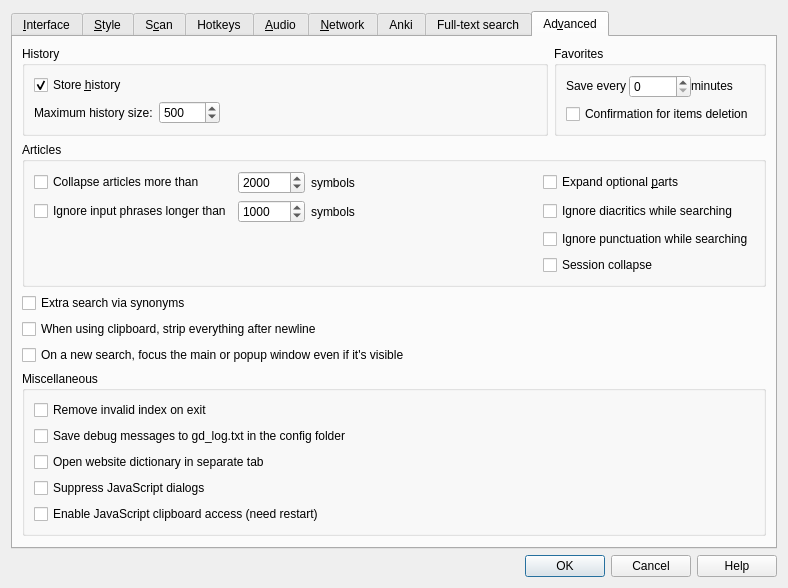
Before: the Qt Designer form src/ui/preferences.ui in xiaoyifang/goldendict-ng, drawn with Qt 5.
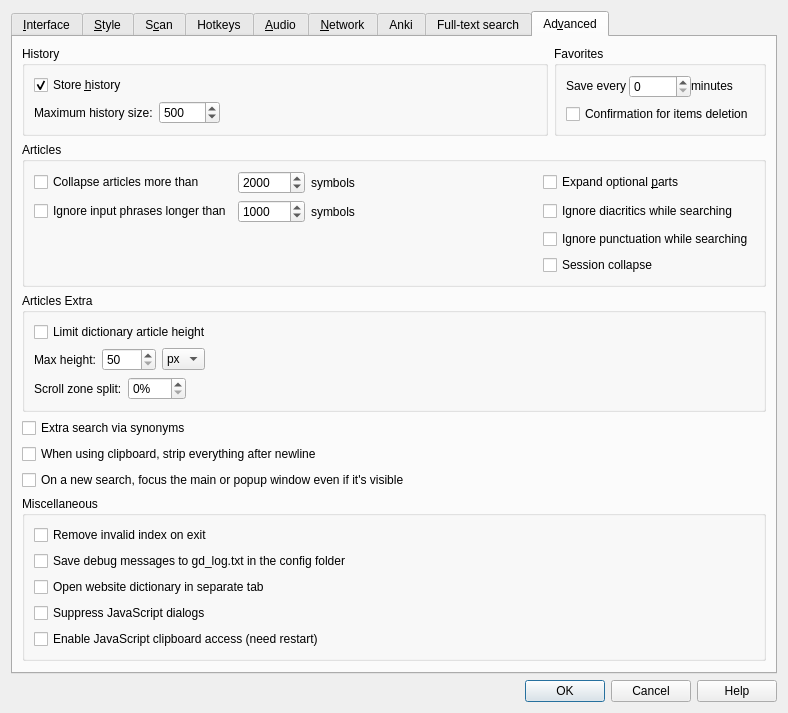
After: the same form once the commit is applied. The open tabs and pages were chosen to show the change. Icons and pictures are not drawn.

Commit message: feat: article extras — scroll zones, height limit, and display CSS

```diff
--- a/src/ui/preferences.ui
+++ b/src/ui/preferences.ui
@@ -1879,6 +1879,79 @@
          </layout>
         </widget>
        </item>
+       <item>
+        <widget class="QGroupBox" name="dictPanelGroup">
+         <property name="title">
+          <string>Articles Extra</string>
+         </property>
+         <layout class="QFormLayout" name="formLayout_dictPanel">
+          <item row="0" column="0">
+           <widget class="QCheckBox" name="dictPanelEnabled">
+            <property name="text">
+             <string>Limit dictionary article height</string>
+            </property>
+           </widget>
+          </item>
+          <item row="1" column="0">
+           <layout class="QHBoxLayout" name="horizontalLayout_dictPanel">
+            <item>
+             <widget class="QLabel" name="dictPanelHeightLabel">
+              <property name="text">
+               <string>Max height:</string>
+              </property>
+             </widget>
+            </item>
+            <item>
+             <widget class="QSpinBox" name="dictPanelMaxHeight">
+              <property name="minimum">
+               <number>50</number>
+              </property>
+              <property name="maximum">
+               <number>2000</number>
+              </property>
+             </widget>
+            </item>
+            <item>
+             <widget class="QComboBox" name="dictPanelHeightUnit">
+              <item>
+               <property name="text">
+                <string>px</string>
+               </property>
+              </item>
+             </widget>
+            </item>
+           </layout>
+          </item>
+          <item row="2" column="0">
+           <layout class="QHBoxLayout" name="horizontalLayout_dictPanelScroll">
+            <item>
+             <widget class="QLabel" name="dictPanelZoneLabel">
+              <property name="text">
+               <string>Scroll zone split:</string>
+              </property>
+             </widget>
+            </item>
+            <item>
+             <widget class="QSpinBox" name="dictPanelScrollZone">
+              <property name="toolTip">
+               <string>Width of the middle scroll zone as percentage. Moving the mouse wheel in this zone scrolls the article. Moving in the outer zones scrolls the page.</string>
+              </property>
+              <property name="suffix">
+               <string>%</string>
+              </property>
+              <property name="minimum">
+               <number>0</number>
+              </property>
+              <property name="maximum">
+               <number>100</number>
+              </property>
+             </widget>
+            </item>
+           </layout>
+          </item>
+         </layout>
+        </widget>
+       </item>
        <item>
         <widget class="QCheckBox" name="synonymSearchEnabled">
          <property name="toolTip">
```
The commit also changes 7 other files.
